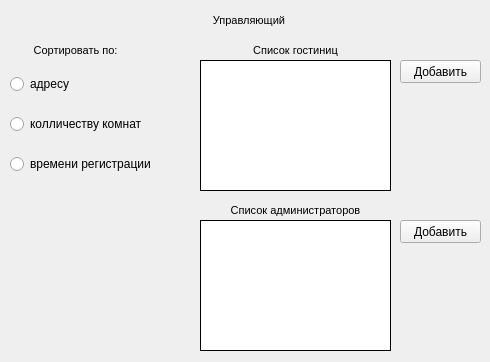
Qt form Manager.ui (AnastasiaPotapova/kd_nti_hotel_app) before a commit.
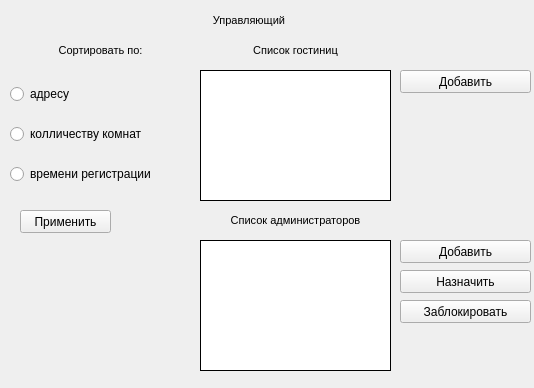
The same form after that commit.

Patch:
```diff
--- a/Manager.ui
+++ b/Manager.ui
@@ -6,8 +6,8 @@
    <rect>
     <x>0</x>
     <y>0</y>
-    <width>490</width>
-    <height>362</height>
+    <width>534</width>
+    <height>388</height>
    </rect>
   </property>
   <property name="windowTitle">
@@ -40,8 +40,8 @@
    <property name="geometry">
     <rect>
      <x>400</x>
-     <y>60</y>
-     <width>81</width>
+     <y>70</y>
+     <width>131</width>
      <height>23</height>
     </rect>
    </property>
@@ -56,7 +56,7 @@
    <property name="geometry">
     <rect>
      <x>200</x>
-     <y>60</y>
+     <y>70</y>
      <width>191</width>
      <height>131</height>
     </rect>
@@ -82,12 +82,15 @@
    <property name="text">
     <string/>
    </property>
+   <property name="alignment">
+    <set>Qt::AlignLeading|Qt::AlignLeft|Qt::AlignTop</set>
+   </property>
   </widget>
   <widget class="QWidget" name="verticalLayoutWidget_2">
    <property name="geometry">
     <rect>
      <x>10</x>
-     <y>60</y>
+     <y>70</y>
      <width>185</width>
      <height>131</height>
     </rect>
@@ -130,8 +133,8 @@
     <rect>
      <x>10</x>
      <y>40</y>
-     <width>131</width>
-     <height>21</height>
+     <width>181</width>
+     <height>31</height>
     </rect>
    </property>
    <property name="styleSheet">
@@ -154,7 +157,7 @@
      <x>200</x>
      <y>40</y>
      <width>191</width>
-     <height>21</height>
+     <height>31</height>
     </rect>
    </property>
    <property name="styleSheet">
@@ -175,7 +178,7 @@
    <property name="geometry">
     <rect>
      <x>200</x>
-     <y>220</y>
+     <y>240</y>
      <width>191</width>
      <height>131</height>
     </rect>
@@ -201,13 +204,16 @@
    <property name="text">
     <string/>
    </property>
+   <property name="alignment">
+    <set>Qt::AlignLeading|Qt::AlignLeft|Qt::AlignTop</set>
+   </property>
   </widget>
   <widget class="QPushButton" name="btnadd_admin">
    <property name="geometry">
     <rect>
      <x>400</x>
-     <y>220</y>
-     <width>81</width>
+     <y>240</y>
+     <width>131</width>
      <height>23</height>
     </rect>
    </property>
@@ -222,9 +228,9 @@
    <property name="geometry">
     <rect>
      <x>200</x>
-     <y>200</y>
+     <y>210</y>
      <width>191</width>
-     <height>21</height>
+     <height>31</height>
     </rect>
    </property>
    <property name="styleSheet">
@@ -241,6 +247,77 @@
 &lt;p align=&quot;center&quot; style=&quot; margin-top:0px; margin-bottom:0px; margin-left:0px; margin-right:0px; -qt-block-indent:0; text-indent:0px;&quot;&gt;&lt;span style=&quot; font-family:'MS Shell Dlg 2'; font-size:8pt;&quot;&gt;Список администраторов&lt;/span&gt;&lt;/p&gt;&lt;/body&gt;&lt;/html&gt;</string>
    </property>
   </widget>
+  <widget class="QTextBrowser" name="status">
+   <property name="geometry">
+    <rect>
+     <x>10</x>
+     <y>320</y>
+     <width>181</width>
+     <height>31</height>
+    </rect>
+   </property>
+   <property name="styleSheet">
+    <string notr="true">background-color: transparent;</string>
+   </property>
+   <property name="frameShape">
+    <enum>QFrame::NoFrame</enum>
+   </property>
+   <property name="html">
+    <string>&lt;!DOCTYPE HTML PUBLIC &quot;-//W3C//DTD HTML 4.0//EN&quot; &quot;http://www.w3.org/TR/REC-html40/strict.dtd&quot;&gt;
+&lt;html&gt;&lt;head&gt;&lt;meta name=&quot;qrichtext&quot; content=&quot;1&quot; /&gt;&lt;style type=&quot;text/css&quot;&gt;
+p, li { white-space: pre-wrap; }
+&lt;/style&gt;&lt;/head&gt;&lt;body style=&quot; font-family:'Ubuntu'; font-size:11pt; font-weight:400; font-style:normal;&quot;&gt;
+&lt;p align=&quot;center&quot; style=&quot;-qt-paragraph-type:empty; margin-top:0px; margin-bottom:0px; margin-left:0px; margin-right:0px; -qt-block-indent:0; text-indent:0px;&quot;&gt;&lt;br /&gt;&lt;/p&gt;&lt;/body&gt;&lt;/html&gt;</string>
+   </property>
+  </widget>
+  <widget class="QPushButton" name="btnin_admin">
+   <property name="geometry">
+    <rect>
+     <x>400</x>
+     <y>270</y>
+     <width>131</width>
+     <height>23</height>
+    </rect>
+   </property>
+   <property name="styleSheet">
+    <string notr="true"/>
+   </property>
+   <property name="text">
+    <string>Назначить</string>
+   </property>
+  </widget>
+  <widget class="QPushButton" name="btnaapply">
+   <property name="geometry">
+    <rect>
+     <x>20</x>
+     <y>210</y>
+     <width>91</width>
+     <height>23</height>
+    </rect>
+   </property>
+   <property name="styleSheet">
+    <string notr="true"/>
+   </property>
+   <property name="text">
+    <string>Применить</string>
+   </property>
+  </widget>
+  <widget class="QPushButton" name="btnblock">
+   <property name="geometry">
+    <rect>
+     <x>400</x>
+     <y>300</y>
+     <width>131</width>
+     <height>23</height>
+    </rect>
+   </property>
+   <property name="styleSheet">
+    <string notr="true"/>
+   </property>
+   <property name="text">
+    <string>Заблокировать</string>
+   </property>
+  </widget>
  </widget>
  <resources/>
  <connections/>
```
Left out of the diff: 2 changed lines with no effect on the pictures.
